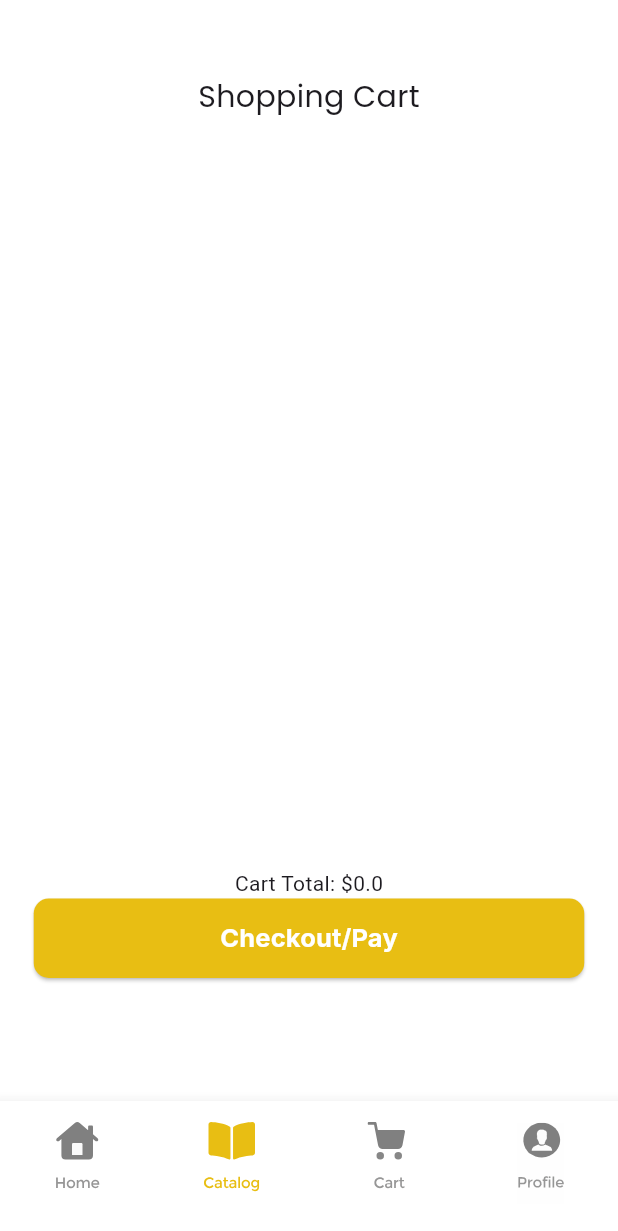
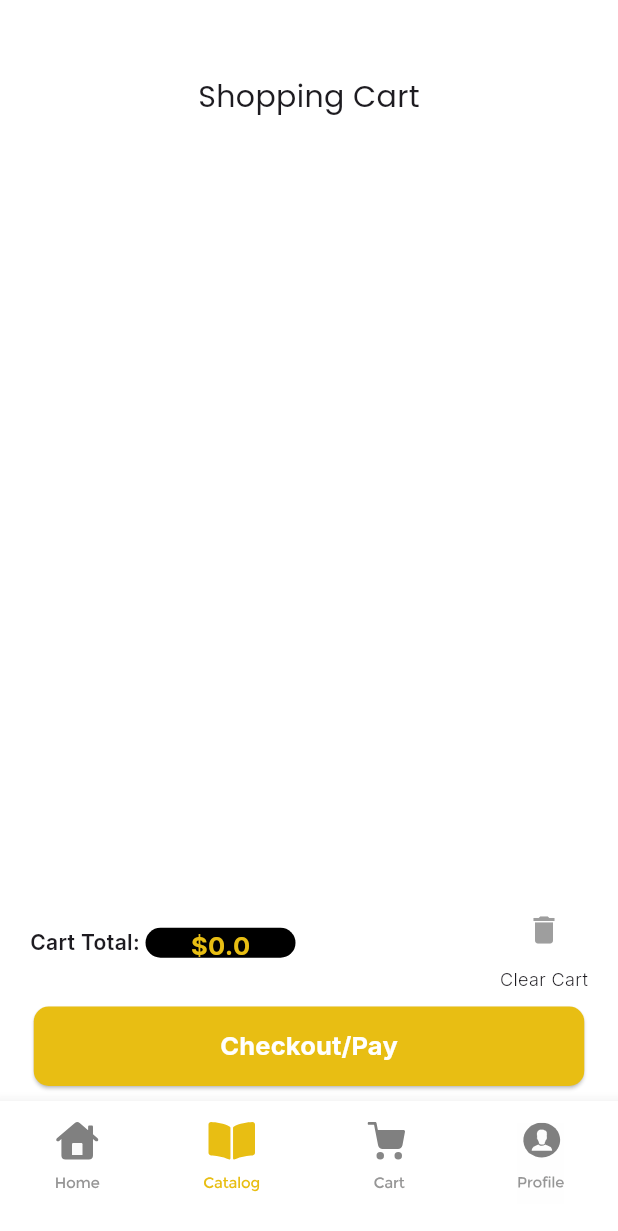
Before and after one commit to vaatic221b/pet_shop_app, a Flutter app: the CartPage screen opened directly, on a phone screen of 412 x 824 dp. Shown: the top 1231 px of the screen. Run offline on Flutter 3.47's test engine with Material 3 defaults, Android fonts, the phone set to English and light mode, and no system bars; our stand-ins replace flutter_svg, google_fonts, smooth_page_indicator.

Commit message:
Finishing Touches

```diff
--- a/lib/screens/cart.dart
+++ b/lib/screens/cart.dart
@@ -28,7 +28,7 @@ class _CartPageState extends State<CartPage> {
             children: [
               topText(),
               SizedBox(
-                height: 500,
+                height: 480,
                 child: ListView.builder(
                   itemCount: provider.items.length,
                   itemBuilder: (context, index){
@@ -66,8 +66,62 @@ class _CartPageState extends State<CartPage> {
 
                 }),
               ),
-              Text("Cart Total: \$${provider.getCartTotal()}"),
+              const Spacer(),
+              Padding(
+                padding: const EdgeInsets.only(left: 20,right: 20),
+                child: Row(
+                  mainAxisAlignment: MainAxisAlignment.center,
+                  children: [
+                    Text("Cart Total: ",
+                      style: GoogleFonts.inter(
+                        fontWeight: FontWeight.w600
+                      ),
+                    ),
+                    Container(
+                      decoration: BoxDecoration(
+                        color: Colors.black,
+                        borderRadius: BorderRadius.circular(20)
+                      ),
+                      width: 100,
+                      height: 20,
+                      child: Center(
+                        child: Text("\$${provider.getCartTotal()}",
+                          style: GoogleFonts.inter(
+                            fontWeight: FontWeight.bold,
+                            color: const Color(0xFFE8BE13),
+                            fontSize: 17
+                          )
+                        ),
+                      ),
+                    ),
+                    const Spacer(),
+
+                    Column(
+                      children: [
+                        IconButton(
+                          onPressed: () {
+                            provider.removeAll();
+                          },
+                          icon: const Icon(
+                            Icons.delete,
+                            color: Colors.grey,
+                          ),
+                        ),
+                        Text(
+                          'Clear Cart',
+                      style: GoogleFonts.inter(
+                        fontWeight: FontWeight.w300,
+                        fontSize: 12
+                      ),
+                        ),
+                      ],
+                    ),
+                  ],
+                ),
+              ),
+              const SizedBox(height: 10),
               startButton(),
+              const SizedBox(height: 10),
             ],
           ),
         );
```
Also changed, not shown: assets/icons/botcart2.svg (added), assets/icons/catalog2.svg (added), assets/icons/house2.svg (added), 1 other file.
